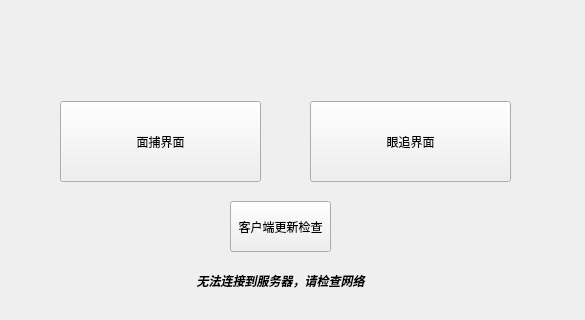
Before: the Qt Designer form ui/paper_tracker_main_window.ui in JellyfishKnight/paper_tracker, drawn with Qt 5; both pictures show x 0 to 585 and y 139 to 459 of the 585 by 459 pixel window.
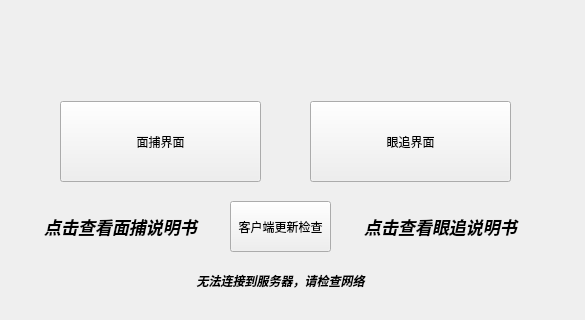
After: the same form once the commit is applied.

Commit message: add instruction external link

What changed in the file:
```diff
--- a/ui/paper_tracker_main_window.ui
+++ b/ui/paper_tracker_main_window.ui
@@ -87,6 +87,61 @@
     <set>Qt::AlignmentFlag::AlignCenter</set>
    </property>
   </widget>
+  <widget class="QLabel" name="FaceTrackerInstructionLabel">
+   <property name="geometry">
+    <rect>
+     <x>40</x>
+     <y>340</y>
+     <width>161</width>
+     <height>51</height>
+    </rect>
+   </property>
+   <property name="font">
+    <font>
+     <pointsize>13</pointsize>
+     <italic>true</italic>
+     <bold>true</bold>
+    </font>
+   </property>
+   <property name="text">
+    <string>点击查看面捕说明书</string>
+   </property>
+   <property name="alignment">
+    <set>Qt::AlignmentFlag::AlignCenter</set>
+   </property>
+   <property name="openExternalLinks">
+    <bool>true</bool>
+   </property>
+  </widget>
+  <widget class="QLabel" name="EyeTrackerInstructionLabel">
+   <property name="geometry">
+    <rect>
+     <x>360</x>
+     <y>340</y>
+     <width>161</width>
+     <height>51</height>
+    </rect>
+   </property>
+   <property name="font">
+    <font>
+     <pointsize>13</pointsize>
+     <italic>true</italic>
+     <bold>true</bold>
+    </font>
+   </property>
+   <property name="focusPolicy">
+    <enum>Qt::FocusPolicy::NoFocus</enum>
+   </property>
+   <property name="text">
+    <string>点击查看眼追说明书</string>
+   </property>
+   <property name="alignment">
+    <set>Qt::AlignmentFlag::AlignCenter</set>
+   </property>
+   <property name="openExternalLinks">
+    <bool>true</bool>
+   </property>
+  </widget>
  </widget>
  <resources/>
  <connections/>
```
Left out of the diff: 3 changed lines with no effect on the pictures. The commit also changes 2 other files.
